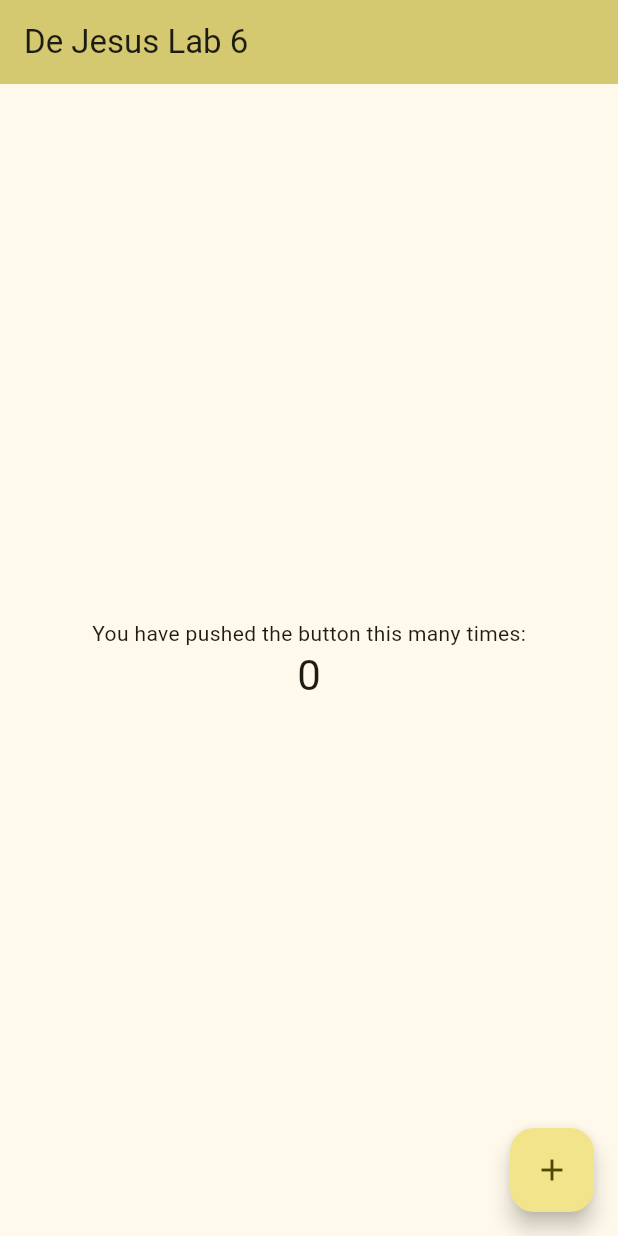
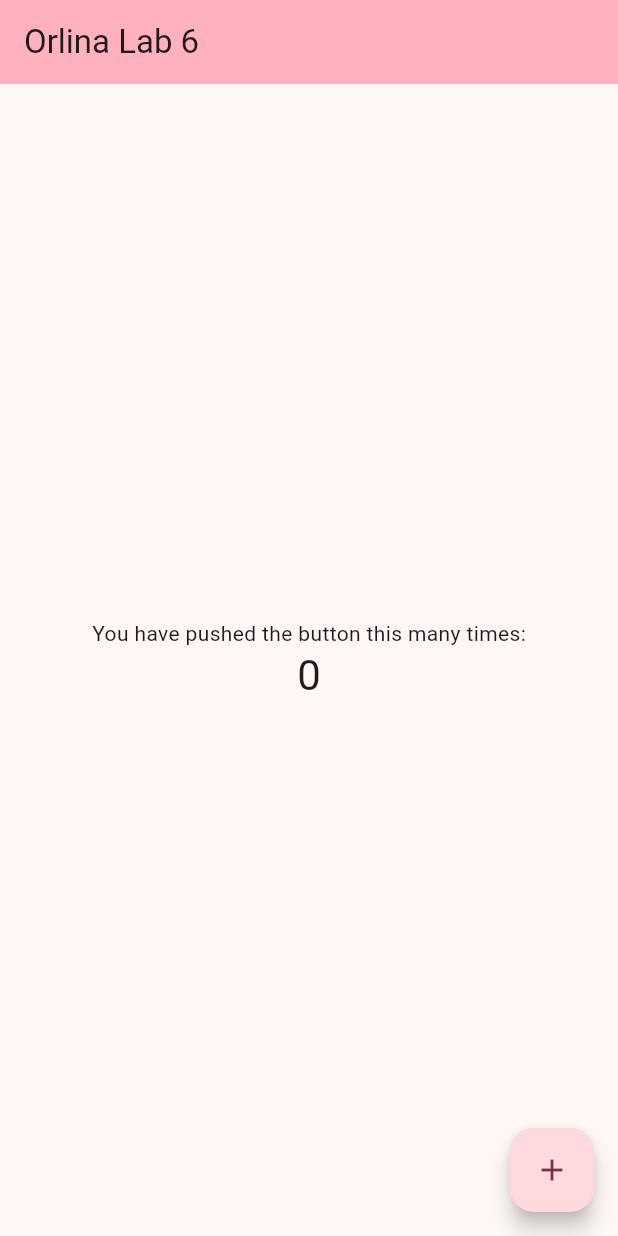
Before and after one commit to roces123/it3120-lab6, a Flutter app: the screen it shows after launch, on a phone screen of 412 x 824 dp. Run offline on Flutter 3.47's test engine with Material 3 defaults, Android fonts, the phone set to English and light mode, and no system bars.

Commit message:
Changing Color

```diff
--- a/lib/main.dart
+++ b/lib/main.dart
@@ -28,9 +28,9 @@ class MyApp extends StatelessWidget {
         //
         // This works for code too, not just values: Most code changes can be
         // tested with just a hot reload.
-        colorScheme: ColorScheme.fromSeed(seedColor: Colors.yellow),
+        colorScheme: ColorScheme.fromSeed(seedColor: Colors.pink),
       ),
-      home: const MyHomePage(title: 'De Jesus Lab 6'),
+      home: const MyHomePage(title: 'Orlina Lab 6'),
     );
   }
 }
```
